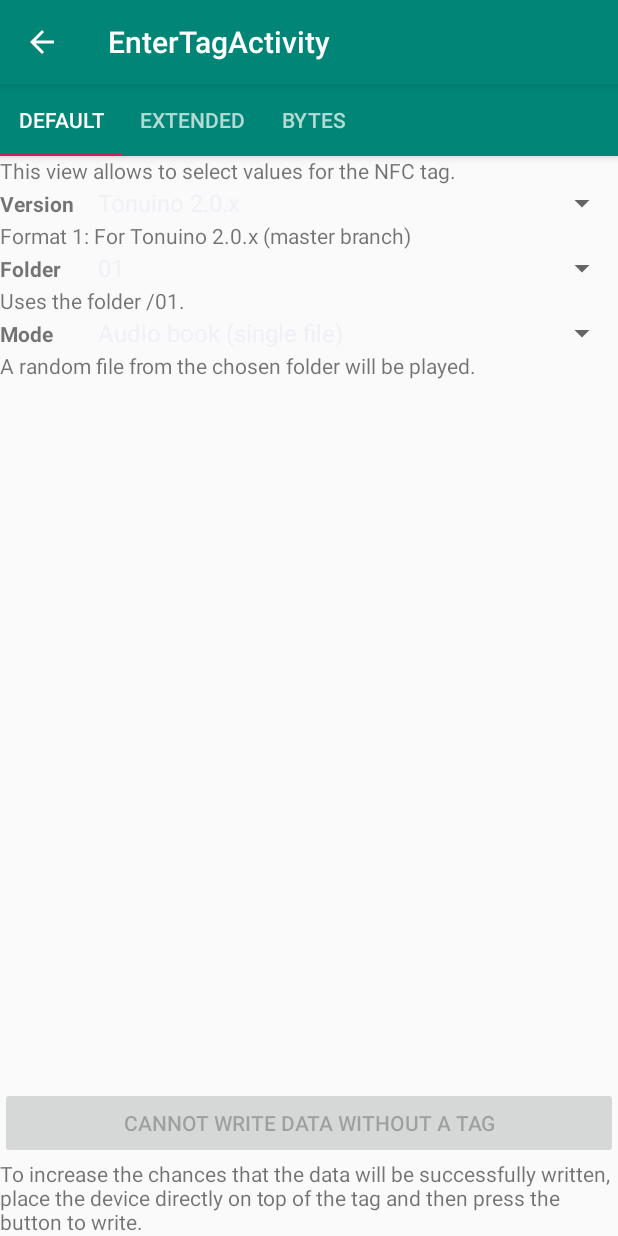
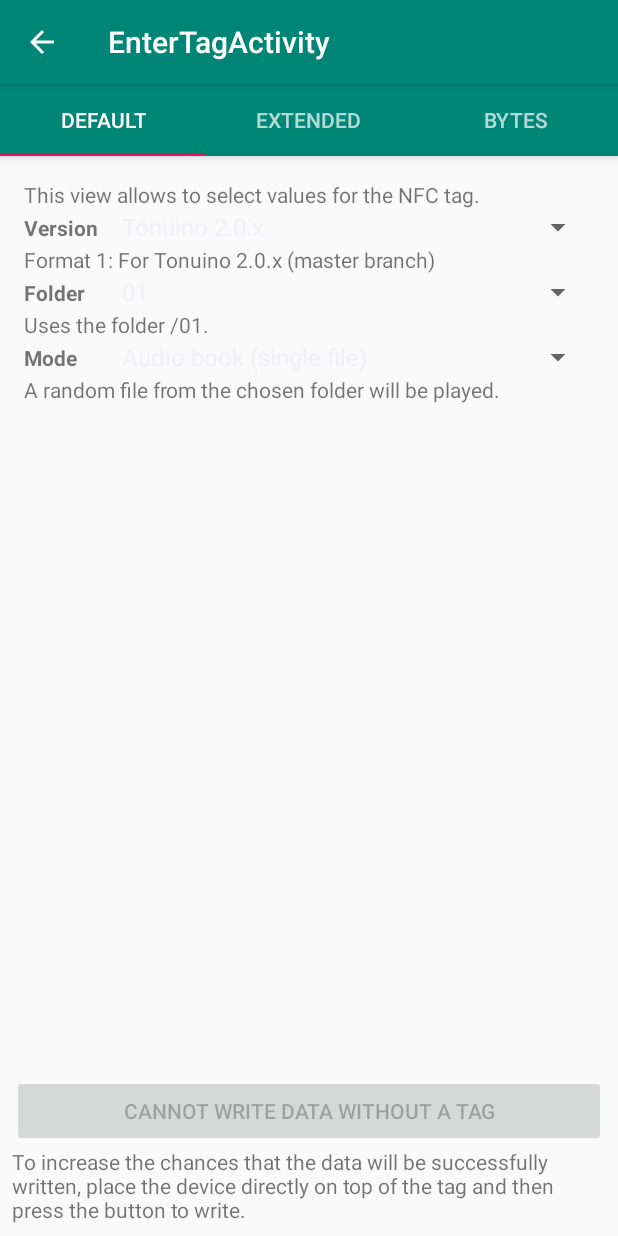
Before and after one commit to marc136/tonuino-nfc-tools, an Android app: the EnterSimple screen opened directly, with no data from a screen before it, on a phone screen of 412 x 824 dp. Run offline under Robolectric (Android 15) with nearby library versions, the light colour scheme and no system bars.

Commit message:
Add scrolling to the enter fragments

```diff
--- a/app/src/main/res/layout/activity_enter_tag.xml
+++ b/app/src/main/res/layout/activity_enter_tag.xml
@@ -16,7 +16,7 @@
 
         <com.google.android.material.tabs.TabLayout
                 android:id="@+id/tabs"
-                android:layout_width="wrap_content"
+                android:layout_width="match_parent"
                 android:layout_height="wrap_content"
                 android:background="?attr/colorPrimary" />
     </com.google.android.material.appbar.AppBarLayout>
@@ -25,13 +25,18 @@
             android:id="@+id/view_pager"
             android:layout_width="match_parent"
             android:layout_height="0dp"
+            android:layout_marginBottom="@dimen/margin_half"
+            android:padding="@dimen/margin_default"
             app:layout_behavior="@string/appbar_scrolling_view_behavior"
+            app:layout_constraintBottom_toTopOf="@id/button_write"
             app:layout_constraintTop_toBottomOf="@+id/appBarLayout" />
 
     <Button
             android:id="@+id/button_write"
             android:layout_width="match_parent"
             android:layout_height="wrap_content"
+            android:layout_marginStart="@dimen/margin_half"
+            android:layout_marginEnd="@dimen/margin_half"
             android:enabled="false"
             android:onClick="onClickWriteTagButton"
             android:text="@string/edit_write_button_no_tag"
@@ -41,6 +46,10 @@
             android:id="@+id/write_description"
             android:layout_width="match_parent"
             android:layout_height="wrap_content"
+            android:layout_marginStart="@dimen/margin_half"
+            android:layout_marginTop="@dimen/margin_half"
+            android:layout_marginEnd="@dimen/margin_half"
+            android:layout_marginBottom="@dimen/margin_half"
             android:text="@string/edit_write_description"
-            app:layout_constraintBottom_toBottomOf="parent"/>
+            app:layout_constraintBottom_toBottomOf="parent" />
 </androidx.constraintlayout.widget.ConstraintLayout>
--- a/app/src/main/res/layout/enter_fragment_extended.xml
+++ b/app/src/main/res/layout/enter_fragment_extended.xml
@@ -1,10 +1,14 @@
 <?xml version="1.0" encoding="utf-8"?>
-<LinearLayout xmlns:android="http://schemas.android.com/apk/res/android"
+<ScrollView xmlns:android="http://schemas.android.com/apk/res/android"
         xmlns:tools="http://schemas.android.com/tools"
         android:layout_width="match_parent"
+        android:layout_height="match_parent"
+        tools:context=".ui.enter.Extended">
+
+    <LinearLayout
+            android:layout_width="match_parent"
             android:layout_height="wrap_content"
-        android:orientation="vertical"
-        tools:context=".ui.enter.Extended">
+            android:orientation="vertical">
 
         <TextView
                 android:id="@+id/textView"
@@ -194,3 +198,4 @@
             </TableRow>
         </TableLayout>
     </LinearLayout>
+</ScrollView>
--- a/app/src/main/res/layout/enter_fragment_simple.xml
+++ b/app/src/main/res/layout/enter_fragment_simple.xml
@@ -1,133 +1,195 @@
 <?xml version="1.0" encoding="utf-8"?>
-<LinearLayout xmlns:android="http://schemas.android.com/apk/res/android"
+<ScrollView xmlns:android="http://schemas.android.com/apk/res/android"
         xmlns:tools="http://schemas.android.com/tools"
         android:layout_width="match_parent"
+        android:layout_height="match_parent"
+        tools:context=".ui.enter.Extended">
+
+    <LinearLayout
+            android:layout_width="match_parent"
             android:layout_height="wrap_content"
-        tools:context=".ui.enter.EnterSimple" android:orientation="vertical">
+            android:orientation="vertical">
 
         <TextView
                 android:layout_width="match_parent"
                 android:layout_height="wrap_content"
-            android:text="@string/edit_simple_intro"/>
+                android:text="@string/edit_simple_intro" />
 
         <TableLayout
                 android:layout_width="match_parent"
                 android:layout_height="wrap_content"
                 android:stretchColumns="1">
 
-        <TableRow android:layout_width="match_parent" android:layout_height="match_parent" android:minHeight="0dp">
+            <TableRow
+                    android:layout_width="match_parent"
+                    android:layout_height="match_parent"
+                    android:minHeight="0dp">
+
                 <TextView
-                    android:labelFor="@id/version"
                         android:layout_width="match_parent"
                         android:layout_height="wrap_content"
                         android:layout_marginEnd="@dimen/margin_half"
-                    android:textStyle="bold"
-                    android:text="@string/edit_version_label"/>
+                        android:labelFor="@id/version"
+                        android:text="@string/edit_version_label"
+                        android:textStyle="bold" />
+
                 <Spinner
+                        android:id="@+id/version"
                         android:layout_width="wrap_content"
-                    android:layout_height="wrap_content" android:id="@+id/version"
-                    android:spinnerMode="dialog"/>
+                        android:layout_height="wrap_content"
+                        android:spinnerMode="dialog" />
             </TableRow>
-        <TableRow android:layout_width="match_parent" android:layout_height="match_parent" android:minHeight="0dp">
+
+            <TableRow
+                    android:layout_width="match_parent"
+                    android:layout_height="match_parent"
+                    android:minHeight="0dp">
+
                 <TextView
-                    android:text=""
+                        android:id="@+id/version_description"
                         android:layout_width="match_parent"
                         android:layout_height="wrap_content"
                         android:layout_span="2"
-                    android:id="@+id/version_description"/>
+                        android:text="" />
             </TableRow>
-        <TableRow android:layout_width="match_parent" android:layout_height="match_parent" android:minHeight="0dp">
+
+            <TableRow
+                    android:layout_width="match_parent"
+                    android:layout_height="match_parent"
+                    android:minHeight="0dp">
+
                 <TextView
-                    android:labelFor="@id/folder"
                         android:layout_width="match_parent"
                         android:layout_height="wrap_content"
                         android:layout_marginEnd="@dimen/margin_half"
-                    android:textStyle="bold"
-                    android:text="@string/edit_folder_label"/>
+                        android:labelFor="@id/folder"
+                        android:text="@string/edit_folder_label"
+                        android:textStyle="bold" />
+
                 <Spinner
+                        android:id="@+id/folder"
                         android:layout_width="wrap_content"
-                    android:layout_height="wrap_content" android:id="@+id/folder"
-                    android:spinnerMode="dialog"/>
+                        android:layout_height="wrap_content"
+                        android:spinnerMode="dialog" />
             </TableRow>
-        <TableRow android:layout_width="match_parent" android:layout_height="match_parent" android:minHeight="0dp">
+
+            <TableRow
+                    android:layout_width="match_parent"
+                    android:layout_height="match_parent"
+                    android:minHeight="0dp">
+
                 <TextView
-                    android:text=""
+                        android:id="@+id/folder_description"
                         android:layout_width="match_parent"
                         android:layout_height="wrap_content"
                         android:layout_span="2"
-                    android:id="@+id/folder_description"/>
+                        android:text="" />
             </TableRow>
-        <TableRow android:layout_width="match_parent" android:layout_height="match_parent" android:minHeight="0dp">
+
+            <TableRow
+                    android:layout_width="match_parent"
+                    android:layout_height="match_parent"
+                    android:minHeight="0dp">
+
                 <TextView
-                    android:labelFor="@id/mode"
                         android:layout_width="match_parent"
                         android:layout_height="wrap_content"
                         android:layout_marginEnd="@dimen/margin_half"
-                    android:textStyle="bold"
-                    android:text="@string/edit_mode_label"/>
+                        android:labelFor="@id/mode"
+                        android:text="@string/edit_mode_label"
+                        android:textStyle="bold" />
+
                 <Spinner
+                        android:id="@+id/mode"
                         android:layout_width="wrap_content"
-                    android:layout_height="wrap_content" android:id="@+id/mode"
-                    android:spinnerMode="dialog"/>
+                        android:layout_height="wrap_content"
+                        android:spinnerMode="dialog" />
             </TableRow>
-        <TableRow android:layout_width="match_parent" android:layout_height="match_parent" android:minHeight="0dp">
+
+            <TableRow
+                    android:layout_width="match_parent"
+                    android:layout_height="match_parent"
+                    android:minHeight="0dp">
+
                 <TextView
-                    android:text=""
+                        android:id="@+id/mode_description"
                         android:layout_width="match_parent"
                         android:layout_height="wrap_content"
                         android:layout_span="2"
-                    android:id="@+id/mode_description"/>
+                        android:text="" />
             </TableRow>
-        <TableRow android:id="@+id/special_row"
-                android:layout_width="match_parent" android:layout_height="match_parent" android:minHeight="48dp">
+
+            <TableRow
+                    android:id="@+id/special_row"
+                    android:layout_width="match_parent"
+                    android:layout_height="match_parent"
+                    android:minHeight="48dp">
+
                 <TextView
+                        android:id="@+id/special_label"
+                        android:layout_width="match_parent"
+                        android:layout_height="wrap_content"
+                        android:layout_marginEnd="@dimen/margin_half"
                         android:labelFor="@+id/special"
                         android:text="@string/edit_special_label"
+                        android:textStyle="bold" />
+
+                <EditText
+                        android:id="@+id/special"
                         android:layout_width="match_parent"
                         android:layout_height="wrap_content"
-                    android:id="@+id/special_label"
-                    android:layout_marginEnd="@dimen/margin_half"
-                    android:textStyle="bold"/>
-            <EditText
+                        android:ems="10"
+                        android:inputType="number" />
+            </TableRow>
+
+            <TableRow
                     android:layout_width="match_parent"
-                    android:layout_height="wrap_content"
-                    android:inputType="number"
-                    android:ems="10"
-                    android:id="@+id/special"/>
-        </TableRow>
-        <TableRow android:layout_width="match_parent" android:layout_height="match_parent" android:minHeight="0dp">
+                    android:layout_height="match_parent"
+                    android:minHeight="0dp">
+
                 <TextView
-                    android:text=""
+                        android:id="@+id/special_description"
                         android:layout_width="match_parent"
                         android:layout_height="wrap_content"
                         android:layout_span="2"
-                    android:id="@+id/special_description"/>
+                        android:text="" />
             </TableRow>
-        <TableRow android:id="@+id/special2_row"
-                android:layout_width="match_parent" android:layout_height="match_parent" android:minHeight="48dp">
+
+            <TableRow
+                    android:id="@+id/special2_row"
+                    android:layout_width="match_parent"
+                    android:layout_height="match_parent"
+                    android:minHeight="48dp">
+
                 <TextView
+                        android:id="@+id/special2_label"
+                        android:layout_width="match_parent"
+                        android:layout_height="wrap_content"
+                        android:layout_marginEnd="@dimen/margin_half"
                         android:labelFor="@id/special2"
                         android:text="@string/edit_special2_label"
+                        android:textStyle="bold" />
+
+                <EditText
+                        android:id="@+id/special2"
                         android:layout_width="match_parent"
                         android:layout_height="wrap_content"
-                    android:id="@+id/special2_label"
-                    android:layout_marginEnd="@dimen/margin_half"
-                    android:textStyle="bold"/>
-            <EditText
+                        android:ems="10"
+                        android:inputType="number" />
+            </TableRow>
+
+            <TableRow
                     android:layout_width="match_parent"
-                    android:layout_height="wrap_content"
-                    android:inputType="number"
-                    android:ems="10"
-                    android:id="@+id/special2"/>
-        </TableRow>
-        <TableRow android:layout_width="match_parent" android:layout_height="match_parent" android:minHeight="0dp">
+                    android:layout_height="match_parent"
+                    android:minHeight="0dp">
+
                 <TextView
-                    android:text=""
+                        android:id="@+id/special2_description"
                         android:layout_width="match_parent"
                         android:layout_height="wrap_content"
                         android:layout_span="2"
-                    android:id="@+id/special2_description"/>
+                        android:text="" />
             </TableRow>
         </TableLayout>
-
     </LinearLayout>
+</ScrollView>
```
Lines whose indentation alone changed are shown as unchanged.
